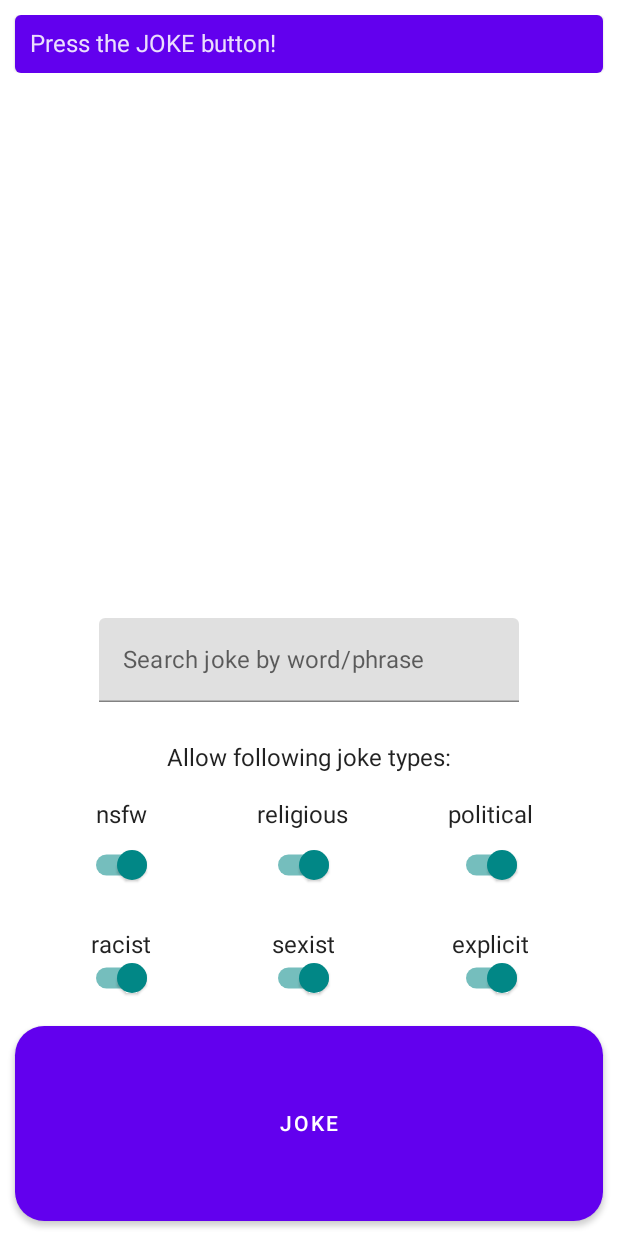
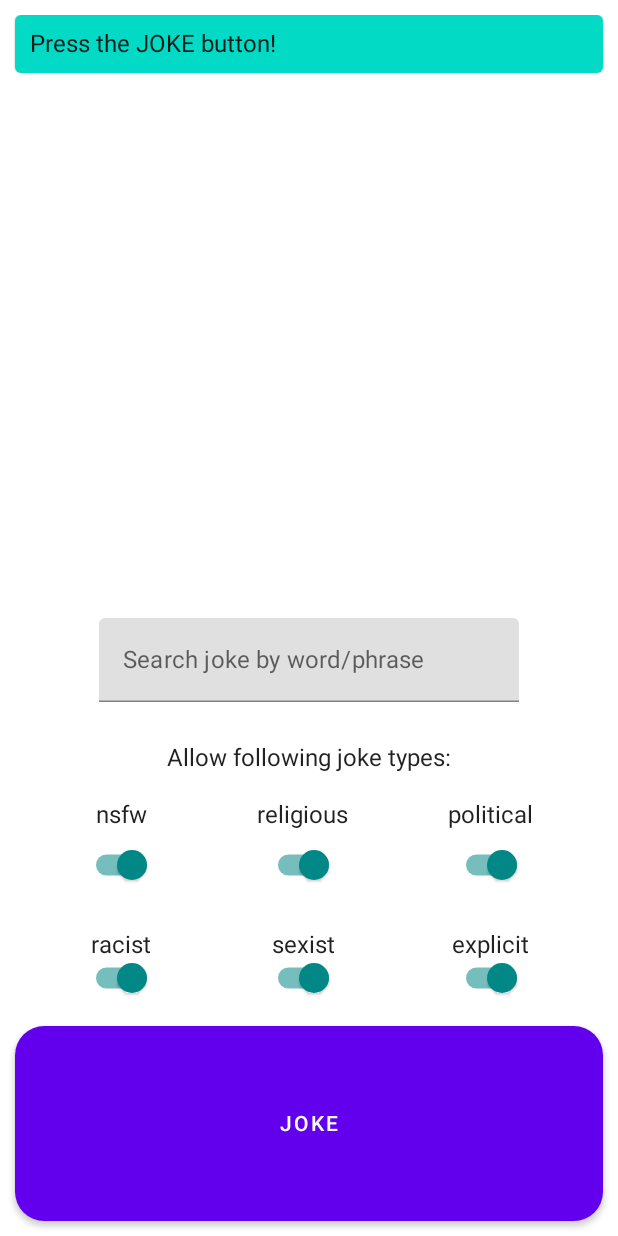
Before and after one commit to ArturHaavisto/joke-app, an Android app built with Jetpack Compose: the screen it shows after launch (MainActivity), on a phone screen of 412 x 824 dp. Run offline under Robolectric (Android 15) with nearby library versions, the phone set to English and light mode, and no system bars.

Commit message:
style: change joke card background color to secondary

```diff
--- a/App/app/src/main/java/fi/tuni/tamk/tiko/haavisto/jokeapp/MainScreen.kt
+++ b/App/app/src/main/java/fi/tuni/tamk/tiko/haavisto/jokeapp/MainScreen.kt
@@ -44,7 +44,7 @@ fun MainScreen() {
                             .padding(10.dp)
                             .fillMaxWidth()
                             .verticalScroll(rememberScrollState()),
-                        backgroundColor = MaterialTheme.colors.primary
+                        backgroundColor = MaterialTheme.colors.secondary
                     ) {
                         val myText by text
                         Text(myText,
```
